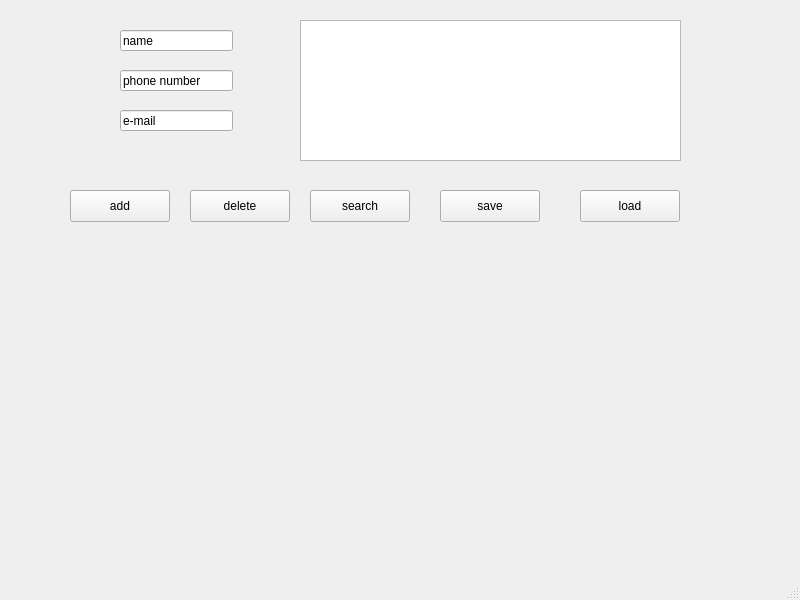
First picture: the form in Modules/module03/PhoneBookApp/mainwindow.ui, repository cmh0728/SEA-ME-warm-up, before the edit.
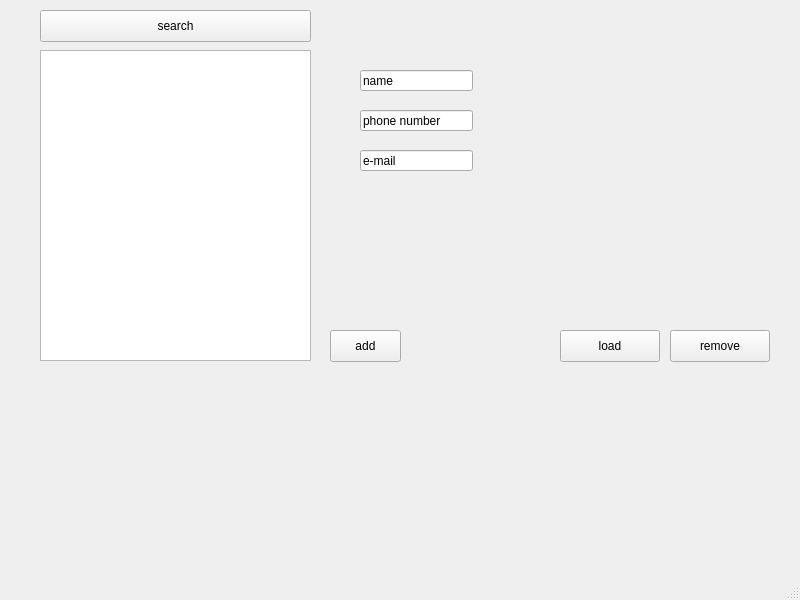
Second picture: the form after the edit.

Patch:
```diff
--- a/Modules/module03/PhoneBookApp/mainwindow.ui
+++ b/Modules/module03/PhoneBookApp/mainwindow.ui
@@ -17,8 +17,8 @@
    <widget class="QLineEdit" name="nameEdit">
     <property name="geometry">
      <rect>
-      <x>120</x>
-      <y>30</y>
+      <x>360</x>
+      <y>70</y>
       <width>113</width>
       <height>21</height>
      </rect>
@@ -30,8 +30,8 @@
    <widget class="QLineEdit" name="phoneEdit">
     <property name="geometry">
      <rect>
-      <x>120</x>
-      <y>70</y>
+      <x>360</x>
+      <y>110</y>
       <width>113</width>
       <height>21</height>
      </rect>
@@ -43,8 +43,8 @@
    <widget class="QLineEdit" name="emailEdit">
     <property name="geometry">
      <rect>
-      <x>120</x>
-      <y>110</y>
+      <x>360</x>
+      <y>150</y>
       <width>113</width>
       <height>21</height>
      </rect>
@@ -56,9 +56,9 @@
    <widget class="QPushButton" name="addButton">
     <property name="geometry">
      <rect>
-      <x>70</x>
-      <y>190</y>
-      <width>100</width>
+      <x>330</x>
+      <y>330</y>
+      <width>71</width>
       <height>32</height>
      </rect>
     </property>
@@ -69,22 +69,22 @@
    <widget class="QPushButton" name="pushButton_2">
     <property name="geometry">
      <rect>
-      <x>190</x>
-      <y>190</y>
+      <x>670</x>
+      <y>330</y>
       <width>100</width>
       <height>32</height>
      </rect>
     </property>
     <property name="text">
-     <string>delete</string>
+     <string>remove</string>
     </property>
    </widget>
    <widget class="QPushButton" name="pushButton_3">
     <property name="geometry">
      <rect>
-      <x>310</x>
-      <y>190</y>
-      <width>100</width>
+      <x>40</x>
+      <y>10</y>
+      <width>271</width>
       <height>32</height>
      </rect>
     </property>
@@ -95,21 +95,8 @@
    <widget class="QPushButton" name="saveButton">
     <property name="geometry">
      <rect>
-      <x>440</x>
-      <y>190</y>
-      <width>100</width>
-      <height>32</height>
-     </rect>
-    </property>
-    <property name="text">
-     <string>save</string>
-    </property>
-   </widget>
-   <widget class="QPushButton" name="pushButton_5">
-    <property name="geometry">
-     <rect>
-      <x>580</x>
-      <y>190</y>
+      <x>560</x>
+      <y>330</y>
       <width>100</width>
       <height>32</height>
      </rect>
@@ -121,10 +108,10 @@
    <widget class="QListWidget" name="contactListWidget">
     <property name="geometry">
      <rect>
-      <x>300</x>
-      <y>20</y>
-      <width>381</width>
-      <height>141</height>
+      <x>40</x>
+      <y>50</y>
+      <width>271</width>
+      <height>311</height>
      </rect>
     </property>
    </widget>
```
Left out of the diff: 2 changed lines with no effect on the pictures.
